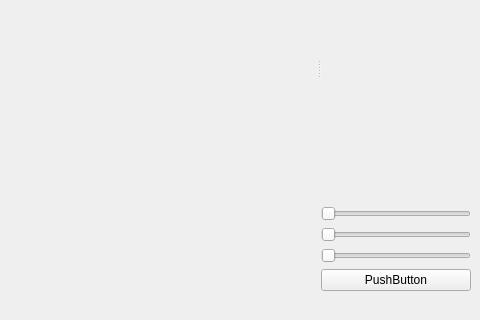
Qt form src/MainWindow.ui (themangosteen/vis15-volume-raycasting) before a commit; both pictures show x 259 to 739 and y 211 to 531 of the 739 by 531 pixel window.
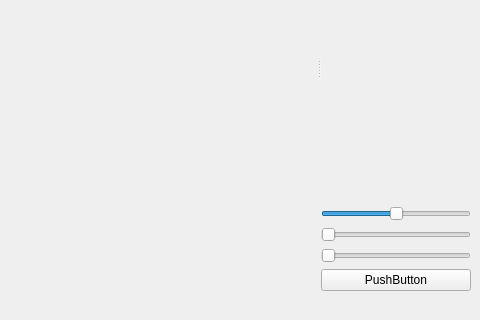
The same form after that commit. Custom widgets are drawn as their Qt base class.

```diff
--- a/src/MainWindow.ui
+++ b/src/MainWindow.ui
@@ -92,7 +92,10 @@
          </spacer>
         </item>
         <item>
-         <widget class="QSlider" name="horizontalSlider_3">
+         <widget class="QSlider" name="horizontalSlider_0">
+          <property name="value">
+           <number>50</number>
+          </property>
           <property name="orientation">
            <enum>Qt::Horizontal</enum>
           </property>
```
Left out of the diff: 6 changed lines with no effect on the pictures.
